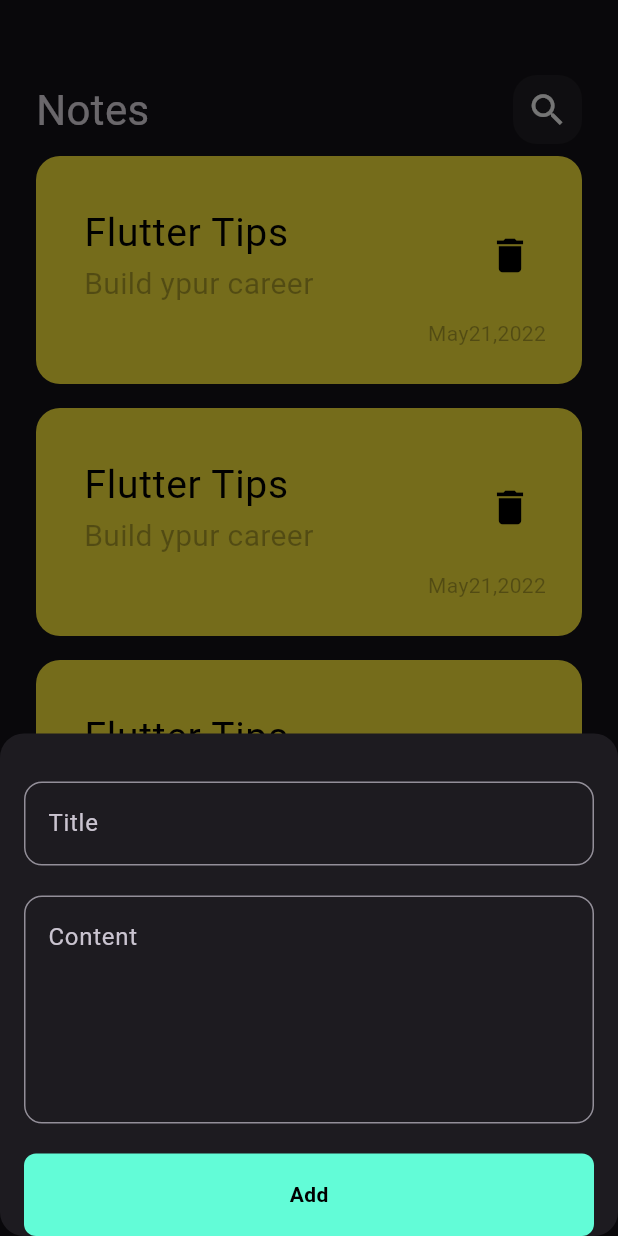
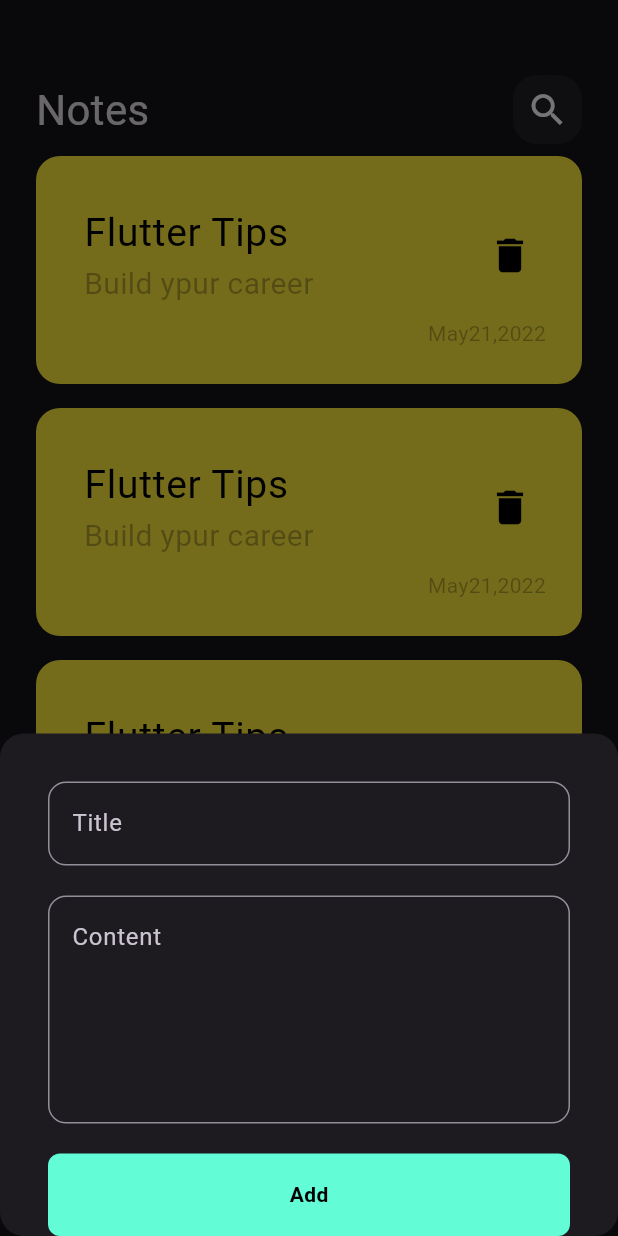
Before and after one commit to MuhamedHamada/Notes_App, a Flutter app: the screen it shows after launch, after a tap on the "add" icon, on a phone screen of 412 x 824 dp. Run offline on Flutter 3.47's test engine with Material 3 defaults, Android fonts, the phone set to English and light mode, and no system bars; drawn by our look-alikes of modal_progress_hud_nsn; our stand-ins replace flutter_bloc, hive, hive_flutter; accounts and stored records are empty.

Commit message:
fix issue

```diff
--- a/lib/main.dart
+++ b/lib/main.dart
@@ -10,8 +10,8 @@ import 'package:notesapp/widgets/constants.dart';
 void main()async {
   await Hive.initFlutter();
   Bloc.observer=SimpleBlocObserver();
+  Hive.registerAdapter(NoteModelAdapter());
    await Hive.openBox<NoteModel>(kNotesBox);
-   Hive.registerAdapter(NoteModelAdapter());
   runApp( NotesApp());
 }
 
@@ -21,15 +21,10 @@ class NotesApp extends StatelessWidget {
   // This widget is the root of your application.
   @override
   Widget build(BuildContext context) {
-    return MultiBlocProvider(
-      providers: [
-        BlocProvider(create: (context)=>AddNoteCubit())
-      ],
-      child: MaterialApp(
-        debugShowCheckedModeBanner: false,
-        theme: ThemeData.dark(),
-        home:NotesScreen(),
-      ),
+    return MaterialApp(
+      debugShowCheckedModeBanner: false,
+      theme: ThemeData.dark(),
+      home:NotesScreen(),
     );
 
   }
--- a/lib/screens/NotesScreen.dart
+++ b/lib/screens/NotesScreen.dart
@@ -8,8 +8,11 @@ class NotesScreen extends StatelessWidget {
   @override
   Widget build(BuildContext context) {
     return Scaffold(
+      resizeToAvoidBottomInset: false,
       floatingActionButton: FloatingActionButton(onPressed: (){
-        showModalBottomSheet(shape: RoundedRectangleBorder(
+        showModalBottomSheet(
+          isScrollControlled: true,
+            shape: RoundedRectangleBorder(
           borderRadius: BorderRadius.circular(16)
         ),
             context: context, builder: (context){
--- a/lib/widgets/AddNoteForm.dart
+++ b/lib/widgets/AddNoteForm.dart
@@ -2,6 +2,7 @@ import 'package:flutter/cupertino.dart';
 import 'package:flutter/material.dart';
 import 'package:flutter_bloc/flutter_bloc.dart';
 import 'package:notesapp/cubits/AddNoteCubit.dart';
+import 'package:notesapp/cubits/AddNoteState.dart';
 import 'package:notesapp/models/note_model.dart';
 
 import 'CustomButton.dart';
@@ -15,9 +16,10 @@ class AddNoteForm extends StatefulWidget {
 }
 
 class _AddNoteFormState extends State<AddNoteForm> {
- final GlobalKey<FormState>formKey=GlobalKey();
- AutovalidateMode autovalidateMode =AutovalidateMode.disabled;
- String? title,subTitle;
+  final GlobalKey<FormState>formKey = GlobalKey();
+  AutovalidateMode autovalidateMode = AutovalidateMode.disabled;
+  String? title, subTitle;
+
   @override
   Widget build(BuildContext context) {
     return Form(
@@ -29,8 +31,8 @@ class _AddNoteFormState extends State<AddNoteForm> {
             height: 32,
           ),
           CustomTextField(
-            onSaved: (value){
-              title=value;
+            onSaved: (value) {
+              title = value;
             },
             maxLines: 1,
             hintText: "Title",
@@ -39,8 +41,8 @@ class _AddNoteFormState extends State<AddNoteForm> {
             height: 20,
           ),
           CustomTextField(
-            onSaved: (value){
-              subTitle=value;
+            onSaved: (value) {
+              subTitle = value;
             },
             maxLines: 5,
             hintText: "Content",
@@ -48,20 +50,27 @@ class _AddNoteFormState extends State<AddNoteForm> {
           SizedBox(
             height: 20,
           ),
-          CustomButton(
-            onTap: (){
-              if(formKey.currentState!.validate()){
+          BlocBuilder<AddNoteCubit, AddNoteState>(
+            builder: (context, state) {
+              return CustomButton(
+                isLoading: state is AddNoteLoading?true:false,
+                onTap: () {
+                  if (formKey.currentState!.validate()) {
                     formKey.currentState!.save();
-                var noteModel=NoteModel(title: title!, subTitle: subTitle!, date: DateTime.now().toString(), color: Colors.blue.value);
+                    var noteModel = NoteModel(title: title!,
+                        subTitle: subTitle!,
+                        date: DateTime.now().toString(),
+                        color: Colors.blue.value);
                     BlocProvider.of<AddNoteCubit>(context).addNote(noteModel);
                   }
-              else{
-                autovalidateMode=AutovalidateMode.always;
+                  else {
+                    autovalidateMode = AutovalidateMode.always;
                     setState(() {
 
                     });
                   }
-
+                },
+              );
             },
           ),
         ],
--- a/lib/widgets/CustomButton.dart
+++ b/lib/widgets/CustomButton.dart
@@ -3,8 +3,9 @@ import 'package:flutter/material.dart';
 import 'package:notesapp/widgets/constants.dart';
 
 class CustomButton extends StatelessWidget {
-   CustomButton({super.key, this.onTap});
+   CustomButton({super.key, this.onTap,this.isLoading=false});
  final void Function()? onTap;
+ final bool isLoading;
   @override
   Widget build(BuildContext context) {
     return GestureDetector(
@@ -16,7 +17,8 @@ class CustomButton extends StatelessWidget {
         ),
         width: MediaQuery.of(context).size.width,
         height: 55,
-        child: Center(child: Text("Add",
+        child: Center(child: isLoading? CircularProgressIndicator():
+        Text("Add",
         style: TextStyle(
           color: Colors.black,
           fontWeight: FontWeight.bold
--- a/lib/widgets/addNote.dart
+++ b/lib/widgets/addNote.dart
@@ -8,26 +8,37 @@ import 'package:notesapp/widgets/CustomButton.dart';
 import 'package:notesapp/widgets/CustomTextField.dart';
 
 class AddNoteBottomSheet extends StatelessWidget {
-  const AddNoteBottomSheet({super.key});
+   AddNoteBottomSheet({super.key});
 
   @override
   Widget build(BuildContext context) {
-    return Padding(
-      padding: const EdgeInsets.symmetric(horizontal: 16),
+    return BlocProvider(
+      create: (context) => AddNoteCubit(),
+      child: Padding(
+        padding:  EdgeInsets.symmetric(horizontal: 16),
         child: BlocConsumer<AddNoteCubit, AddNoteState>(
           listener: (context, state) {
-          if(state is AddNoteFailure){
+            if (state is AddNoteFailure) {
               print("failed");
             }
-      if(state is AddNoteSuccess){
+            if (state is AddNoteSuccess) {
               Navigator.pop(context);
             }
           },
           builder: (context, state) {
-          return ModalProgressHUD(
-            inAsyncCall: state is AddNoteLoading? true :false,
-              child: SingleChildScrollView(child: AddNoteForm()));
+            return AbsorbPointer(
+              absorbing: state is AddNoteLoading ? true : false,
+              child: Padding(
+                padding:  EdgeInsets.only(
+                  right: 16, left: 16,
+                  bottom: MediaQuery.of(context).viewInsets.bottom
+                ),
+
+                child: SingleChildScrollView(child: AddNoteForm()),
+              ),
+            );
           },
+        ),
       ),
     );
   }
```
Lines whose indentation alone changed are shown as unchanged.
